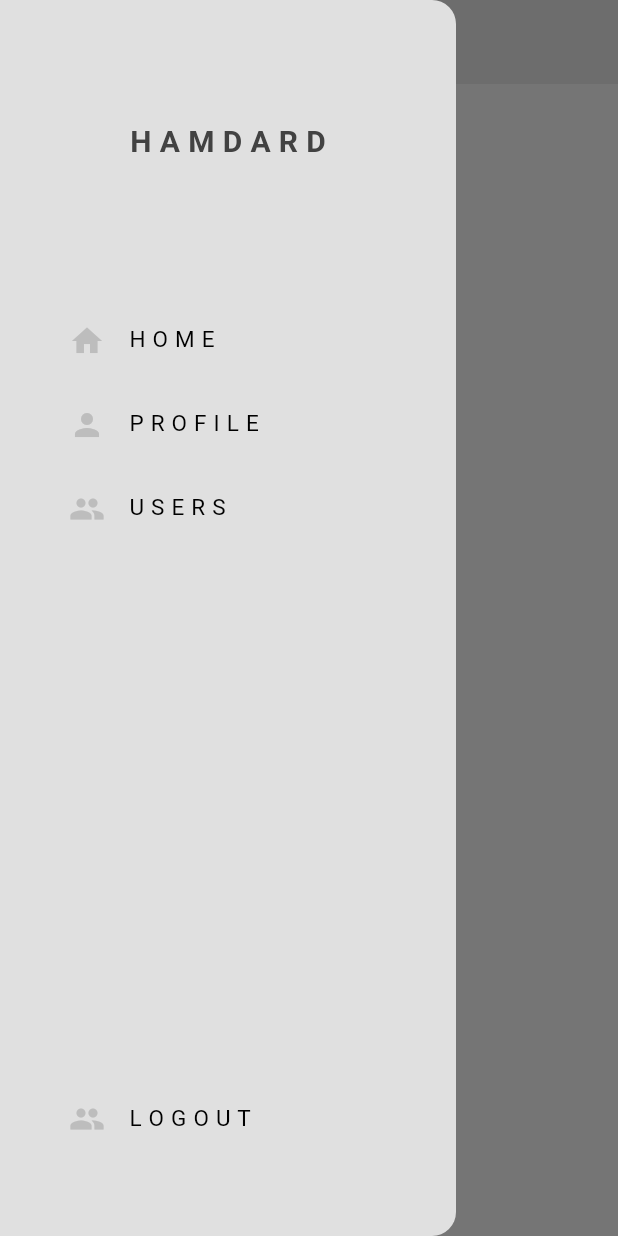
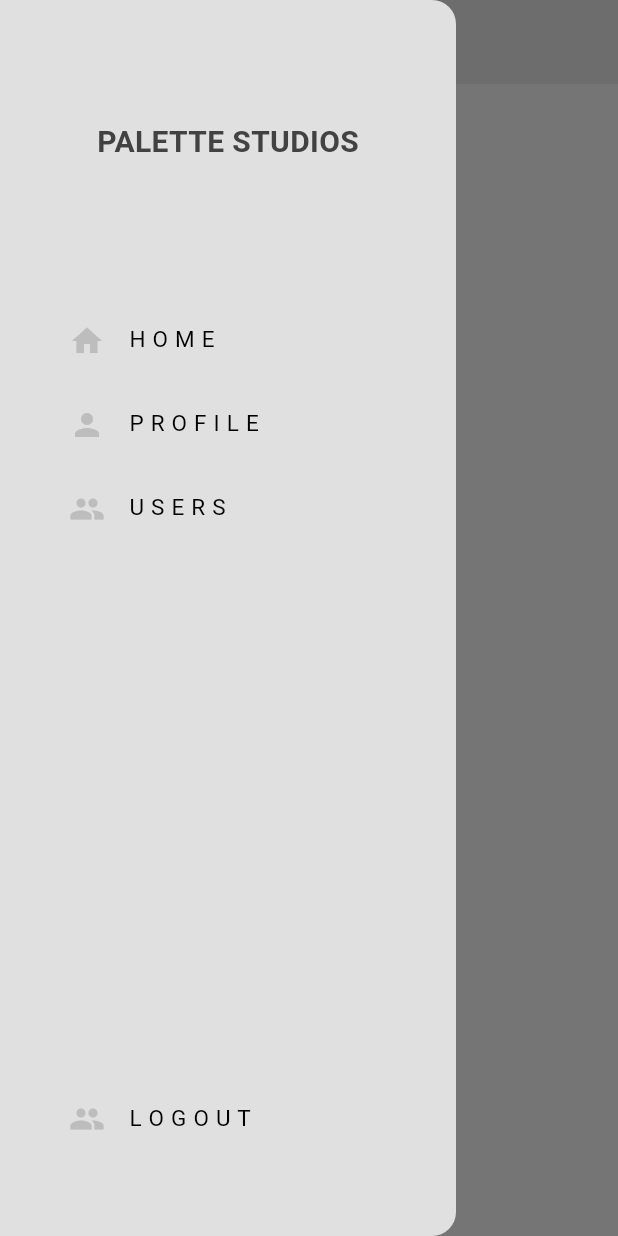
Before and after one commit to love220/Chatting.com, a Flutter app: the screen it shows once a user with an empty profile is signed in, with the side drawer open, on a phone screen of 412 x 824 dp. Run offline on Flutter 3.47's test engine with Material 3 defaults, Android fonts, the phone set to English and light mode, and no system bars; our stand-ins replace cloud_firestore, firebase_auth, firebase_core; accounts and stored records are empty.

Commit message:
changed a text

```diff
--- a/lib/components/my_drawer.dart
+++ b/lib/components/my_drawer.dart
@@ -22,7 +22,7 @@ class MyDrawer extends StatelessWidget {
               const Padding(
                 padding: EdgeInsets.only(top: 80.0, bottom: 90.0),
                 child: Text(
-                  "H A M D A R D",
+                  "PALETTE STUDIOS",
                   style: TextStyle(fontWeight: FontWeight.bold, fontSize: 20),
                 ),
               ),
```
